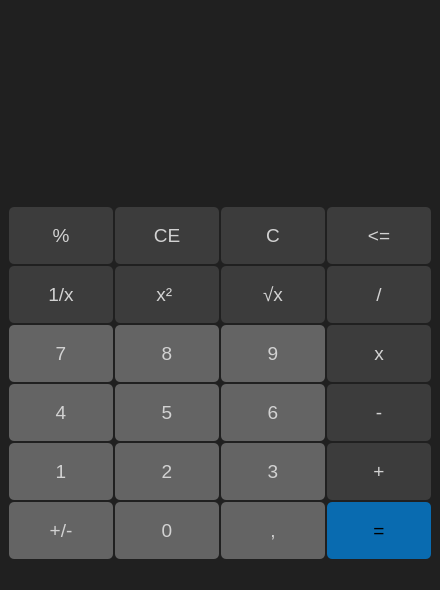
First picture: the form in 37-Qml/Calculator/Calculator.ui, repository danikdragon/SkillTask, before the edit.
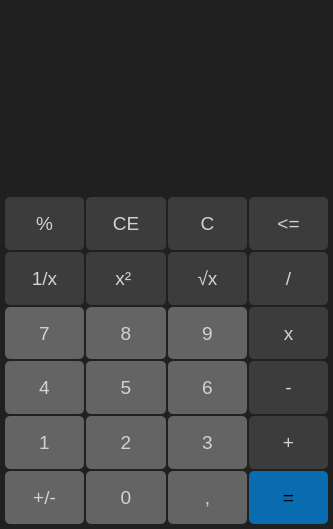
Second picture: the form after the edit.

The edit to the form file:
```diff
--- a/37-Qml/Calculator/Calculator.ui
+++ b/37-Qml/Calculator/Calculator.ui
@@ -2,12 +2,15 @@
 <ui version="4.0">
  <class>MainWindow</class>
  <widget class="QMainWindow" name="MainWindow">
+  <property name="enabled">
+   <bool>true</bool>
+  </property>
   <property name="geometry">
    <rect>
     <x>0</x>
     <y>0</y>
-    <width>440</width>
-    <height>590</height>
+    <width>333</width>
+    <height>529</height>
    </rect>
   </property>
   <property name="sizePolicy">
@@ -21,15 +24,46 @@
   </property>
   <property name="styleSheet">
    <string notr="true">background-color:rgb(32, 32, 32);
-color:rgb(210, 210, 210)</string>
+color:rgb(210, 210, 210);
+border: 0px;</string>
   </property>
   <property name="toolButtonStyle">
-   <enum>Qt::ToolButtonIconOnly</enum>
+   <enum>Qt::ToolButtonTextOnly</enum>
+  </property>
+  <property name="dockOptions">
+   <set>QMainWindow::AnimatedDocks</set>
   </property>
   <widget class="QWidget" name="centralwidget">
-   <layout class="QGridLayout" name="gridLayout_3">
-    <item row="0" column="0">
+   <layout class="QVBoxLayout" name="verticalLayout_2">
+    <property name="sizeConstraint">
+     <enum>QLayout::SetDefaultConstraint</enum>
+    </property>
+    <property name="leftMargin">
+     <number>5</number>
+    </property>
+    <property name="topMargin">
+     <number>5</number>
+    </property>
+    <property name="rightMargin">
+     <number>5</number>
+    </property>
+    <property name="bottomMargin">
+     <number>5</number>
+    </property>
+    <item>
      <layout class="QGridLayout" name="gridLayout_2">
+      <property name="sizeConstraint">
+       <enum>QLayout::SetNoConstraint</enum>
+      </property>
+      <property name="topMargin">
+       <number>0</number>
+      </property>
+      <property name="bottomMargin">
+       <number>0</number>
+      </property>
+      <property name="spacing">
+       <number>0</number>
+      </property>
       <item row="1" column="0">
        <layout class="QGridLayout" name="gridLayout">
         <property name="sizeConstraint">
@@ -39,13 +73,43 @@
          <number>2</number>
         </property>
         <item row="1" column="3">
-         <widget class="QPushButton" name="pushButton_20">
+         <widget class="QPushButton" name="pushButton_24">
           <property name="sizePolicy">
            <sizepolicy hsizetype="Minimum" vsizetype="Expanding">
             <horstretch>0</horstretch>
             <verstretch>0</verstretch>
            </sizepolicy>
           </property>
+          <property name="styleSheet">
+           <string notr="true">font: 14pt;
+background-color:rgb(60, 60, 60);
+border-radius: 5px;</string>
+          </property>
+          <property name="text">
+           <string>&lt;=</string>
+          </property>
+          <property name="autoExclusive">
+           <bool>false</bool>
+          </property>
+          <property name="autoDefault">
+           <bool>false</bool>
+          </property>
+          <property name="default">
+           <bool>false</bool>
+          </property>
+          <property name="flat">
+           <bool>false</bool>
+          </property>
+         </widget>
+        </item>
+        <item row="3" column="1">
+         <widget class="QPushButton" name="pushButton_11">
+          <property name="sizePolicy">
+           <sizepolicy hsizetype="Minimum" vsizetype="Expanding">
+            <horstretch>0</horstretch>
+            <verstretch>0</verstretch>
+           </sizepolicy>
+          </property>
           <property name="font">
            <font>
             <family>MS Shell Dlg 2</family>
@@ -57,11 +121,53 @@
           </property>
           <property name="styleSheet">
            <string notr="true">font: 14pt;
+background-color:rgb(100, 100, 100);
+border-radius: 5px;</string>
+          </property>
+          <property name="text">
+           <string>8</string>
+          </property>
+          <property name="autoExclusive">
+           <bool>false</bool>
+          </property>
+          <property name="autoDefault">
+           <bool>false</bool>
+          </property>
+          <property name="default">
+           <bool>false</bool>
+          </property>
+          <property name="flat">
+           <bool>false</bool>
+          </property>
+         </widget>
+        </item>
+        <item row="1" column="2">
+         <widget class="QPushButton" name="pushButton_19">
+          <property name="enabled">
+           <bool>true</bool>
+          </property>
+          <property name="sizePolicy">
+           <sizepolicy hsizetype="Minimum" vsizetype="Expanding">
+            <horstretch>0</horstretch>
+            <verstretch>0</verstretch>
+           </sizepolicy>
+          </property>
+          <property name="font">
+           <font>
+            <family>MS Shell Dlg 2</family>
+            <pointsize>14</pointsize>
+            <weight>50</weight>
+            <italic>false</italic>
+            <bold>false</bold>
+           </font>
+          </property>
+          <property name="styleSheet">
+           <string notr="true">font: 14pt;
 background-color:rgb(60, 60, 60);
 border-radius: 5px;</string>
           </property>
           <property name="text">
-           <string>/</string>
+           <string>C</string>
           </property>
           <property name="autoExclusive">
            <bool>false</bool>
@@ -77,7 +183,7 @@
           </property>
          </widget>
         </item>
-        <item row="6" column="3">
+        <item row="7" column="3">
          <widget class="QPushButton" name="pushButton_16">
           <property name="sizePolicy">
            <sizepolicy hsizetype="Minimum" vsizetype="Expanding">
@@ -118,14 +224,44 @@
           </property>
          </widget>
         </item>
-        <item row="2" column="1">
-         <widget class="QPushButton" name="pushButton_11">
+        <item row="2" column="2">
+         <widget class="QPushButton" name="pushButton_23">
           <property name="sizePolicy">
            <sizepolicy hsizetype="Minimum" vsizetype="Expanding">
             <horstretch>0</horstretch>
             <verstretch>0</verstretch>
            </sizepolicy>
           </property>
+          <property name="styleSheet">
+           <string notr="true">font: 14pt;
+background-color:rgb(60, 60, 60);
+border-radius: 5px;</string>
+          </property>
+          <property name="text">
+           <string>√x</string>
+          </property>
+          <property name="autoExclusive">
+           <bool>false</bool>
+          </property>
+          <property name="autoDefault">
+           <bool>false</bool>
+          </property>
+          <property name="default">
+           <bool>false</bool>
+          </property>
+          <property name="flat">
+           <bool>false</bool>
+          </property>
+         </widget>
+        </item>
+        <item row="1" column="1">
+         <widget class="QPushButton" name="pushButton_18">
+          <property name="sizePolicy">
+           <sizepolicy hsizetype="Minimum" vsizetype="Expanding">
+            <horstretch>0</horstretch>
+            <verstretch>0</verstretch>
+           </sizepolicy>
+          </property>
           <property name="font">
            <font>
             <family>MS Shell Dlg 2</family>
@@ -137,11 +273,11 @@
           </property>
           <property name="styleSheet">
            <string notr="true">font: 14pt;
-background-color:rgb(100, 100, 100);
+background-color:rgb(60, 60, 60);
 border-radius: 5px;</string>
           </property>
           <property name="text">
-           <string>8</string>
+           <string>CE</string>
           </property>
           <property name="autoExclusive">
            <bool>false</bool>
@@ -157,8 +293,8 @@
           </property>
          </widget>
         </item>
-        <item row="5" column="2">
-         <widget class="QPushButton" name="pushButton_8">
+        <item row="3" column="0">
+         <widget class="QPushButton" name="pushButton_10">
           <property name="sizePolicy">
            <sizepolicy hsizetype="Minimum" vsizetype="Expanding">
             <horstretch>0</horstretch>
@@ -180,7 +316,7 @@
 border-radius: 5px;</string>
           </property>
           <property name="text">
-           <string>3</string>
+           <string>7</string>
           </property>
           <property name="autoExclusive">
            <bool>false</bool>
@@ -196,8 +332,8 @@
           </property>
          </widget>
         </item>
-        <item row="6" column="0">
-         <widget class="QPushButton" name="pushButton">
+        <item row="1" column="0">
+         <widget class="QPushButton" name="pushButton_3">
           <property name="sizePolicy">
            <sizepolicy hsizetype="Minimum" vsizetype="Expanding">
             <horstretch>0</horstretch>
@@ -215,11 +351,11 @@
           </property>
           <property name="styleSheet">
            <string notr="true">font: 14pt;
-background-color:rgb(100, 100, 100);
+background-color:rgb(60, 60, 60);
 border-radius: 5px;</string>
           </property>
           <property name="text">
-           <string>+/-</string>
+           <string>%</string>
           </property>
           <property name="autoExclusive">
            <bool>false</bool>
@@ -235,7 +371,7 @@
           </property>
          </widget>
         </item>
-        <item row="2" column="3">
+        <item row="3" column="3">
          <widget class="QPushButton" name="pushButton_13">
           <property name="sizePolicy">
            <sizepolicy hsizetype="Minimum" vsizetype="Expanding">
@@ -274,8 +410,8 @@
           </property>
          </widget>
         </item>
-        <item row="6" column="2">
-         <widget class="QPushButton" name="pushButton_7">
+        <item row="5" column="1">
+         <widget class="QPushButton" name="pushButton_4">
           <property name="sizePolicy">
            <sizepolicy hsizetype="Minimum" vsizetype="Expanding">
             <horstretch>0</horstretch>
@@ -297,7 +433,7 @@
 border-radius: 5px;</string>
           </property>
           <property name="text">
-           <string>,</string>
+           <string>5</string>
           </property>
           <property name="autoExclusive">
            <bool>false</bool>
@@ -313,8 +449,8 @@
           </property>
          </widget>
         </item>
-        <item row="4" column="2">
-         <widget class="QPushButton" name="pushButton_9">
+        <item row="6" column="0">
+         <widget class="QPushButton" name="pushButton_2">
           <property name="sizePolicy">
            <sizepolicy hsizetype="Minimum" vsizetype="Expanding">
             <horstretch>0</horstretch>
@@ -336,7 +472,85 @@
 border-radius: 5px;</string>
           </property>
           <property name="text">
-           <string>6</string>
+           <string>1</string>
+          </property>
+          <property name="autoExclusive">
+           <bool>false</bool>
+          </property>
+          <property name="autoDefault">
+           <bool>false</bool>
+          </property>
+          <property name="default">
+           <bool>false</bool>
+          </property>
+          <property name="flat">
+           <bool>false</bool>
+          </property>
+         </widget>
+        </item>
+        <item row="5" column="0">
+         <widget class="QPushButton" name="pushButton_17">
+          <property name="sizePolicy">
+           <sizepolicy hsizetype="Minimum" vsizetype="Expanding">
+            <horstretch>0</horstretch>
+            <verstretch>0</verstretch>
+           </sizepolicy>
+          </property>
+          <property name="font">
+           <font>
+            <family>MS Shell Dlg 2</family>
+            <pointsize>14</pointsize>
+            <weight>50</weight>
+            <italic>false</italic>
+            <bold>false</bold>
+           </font>
+          </property>
+          <property name="styleSheet">
+           <string notr="true">font: 14pt;
+background-color:rgb(100, 100, 100);
+border-radius: 5px;</string>
+          </property>
+          <property name="text">
+           <string>4</string>
+          </property>
+          <property name="autoExclusive">
+           <bool>false</bool>
+          </property>
+          <property name="autoDefault">
+           <bool>false</bool>
+          </property>
+          <property name="default">
+           <bool>false</bool>
+          </property>
+          <property name="flat">
+           <bool>false</bool>
+          </property>
+         </widget>
+        </item>
+        <item row="3" column="2">
+         <widget class="QPushButton" name="pushButton_12">
+          <property name="sizePolicy">
+           <sizepolicy hsizetype="Minimum" vsizetype="Expanding">
+            <horstretch>0</horstretch>
+            <verstretch>0</verstretch>
+           </sizepolicy>
+          </property>
+          <property name="font">
+           <font>
+            <family>MS Shell Dlg 2</family>
+            <pointsize>14</pointsize>
+            <weight>50</weight>
+            <italic>false</italic>
+            <bold>false</bold>
+           </font>
+          </property>
+          <property name="styleSheet">
+           <string notr="true">font: 14pt;
+background-color:rgb(100, 100, 100);
+border-radius: 5px;</string>
+          </property>
+          <property name="text">
+           <string>9</string>
           </property>
           <property name="autoExclusive">
            <bool>false</bool>
@@ -353,6 +567,84 @@
          </widget>
         </item>
         <item row="6" column="1">
+         <widget class="QPushButton" name="pushButton_5">
+          <property name="sizePolicy">
+           <sizepolicy hsizetype="Minimum" vsizetype="Expanding">
+            <horstretch>0</horstretch>
+            <verstretch>0</verstretch>
+           </sizepolicy>
+          </property>
+          <property name="font">
+           <font>
+            <family>MS Shell Dlg 2</family>
+            <pointsize>14</pointsize>
+            <weight>50</weight>
+            <italic>false</italic>
+            <bold>false</bold>
+           </font>
+          </property>
+          <property name="styleSheet">
+           <string notr="true">font: 14pt;
+background-color:rgb(100, 100, 100);
+border-radius: 5px;</string>
+          </property>
+          <property name="text">
+           <string>2</string>
+          </property>
+          <property name="autoExclusive">
+           <bool>false</bool>
+          </property>
+          <property name="autoDefault">
+           <bool>false</bool>
+          </property>
+          <property name="default">
+           <bool>false</bool>
+          </property>
+          <property name="flat">
+           <bool>false</bool>
+          </property>
+         </widget>
+        </item>
+        <item row="6" column="2">
+         <widget class="QPushButton" name="pushButton_8">
+          <property name="sizePolicy">
+           <sizepolicy hsizetype="Minimum" vsizetype="Expanding">
+            <horstretch>0</horstretch>
+            <verstretch>0</verstretch>
+           </sizepolicy>
+          </property>
+          <property name="font">
+           <font>
+            <family>MS Shell Dlg 2</family>
+            <pointsize>14</pointsize>
+            <weight>50</weight>
+            <italic>false</italic>
+            <bold>false</bold>
+           </font>
+          </property>
+          <property name="styleSheet">
+           <string notr="true">font: 14pt;
+background-color:rgb(100, 100, 100);
+border-radius: 5px;</string>
+          </property>
+          <property name="text">
+           <string>3</string>
+          </property>
+          <property name="autoExclusive">
+           <bool>false</bool>
+          </property>
+          <property name="autoDefault">
+           <bool>false</bool>
+          </property>
+          <property name="default">
+           <bool>false</bool>
+          </property>
+          <property name="flat">
+           <bool>false</bool>
+          </property>
+         </widget>
+        </item>
+        <item row="7" column="1">
          <widget class="QPushButton" name="pushButton_6">
           <property name="sizePolicy">
            <sizepolicy hsizetype="Minimum" vsizetype="Expanding">
@@ -391,124 +683,7 @@
           </property>
          </widget>
         </item>
-        <item row="0" column="0">
-         <widget class="QPushButton" name="pushButton_3">
-          <property name="sizePolicy">
-           <sizepolicy hsizetype="Minimum" vsizetype="Expanding">
-            <horstretch>0</horstretch>
-            <verstretch>0</verstretch>
-           </sizepolicy>
-          </property>
-          <property name="font">
-           <font>
-            <family>MS Shell Dlg 2</family>
-            <pointsize>14</pointsize>
-            <weight>50</weight>
-            <italic>false</italic>
-            <bold>false</bold>
-           </font>
-          </property>
-          <property name="styleSheet">
-           <string notr="true">font: 14pt;
-background-color:rgb(60, 60, 60);
-border-radius: 5px;</string>
-          </property>
-          <property name="text">
-           <string>%</string>
-          </property>
-          <property name="autoExclusive">
-           <bool>false</bool>
-          </property>
-          <property name="autoDefault">
-           <bool>false</bool>
-          </property>
-          <property name="default">
-           <bool>false</bool>
-          </property>
-          <property name="flat">
-           <bool>false</bool>
-          </property>
-         </widget>
-        </item>
-        <item row="0" column="1">
-         <widget class="QPushButton" name="pushButton_18">
-          <property name="sizePolicy">
-           <sizepolicy hsizetype="Minimum" vsizetype="Expanding">
-            <horstretch>0</horstretch>
-            <verstretch>0</verstretch>
-           </sizepolicy>
-          </property>
-          <property name="font">
-           <font>
-            <family>MS Shell Dlg 2</family>
-            <pointsize>14</pointsize>
-            <weight>50</weight>
-            <italic>false</italic>
-            <bold>false</bold>
-           </font>
-          </property>
-          <property name="styleSheet">
-           <string notr="true">font: 14pt;
-background-color:rgb(60, 60, 60);
-border-radius: 5px;</string>
-          </property>
-          <property name="text">
-           <string>CE</string>
-          </property>
-          <property name="autoExclusive">
-           <bool>false</bool>
-          </property>
-          <property name="autoDefault">
-           <bool>false</bool>
-          </property>
-          <property name="default">
-           <bool>false</bool>
-          </property>
-          <property name="flat">
-           <bool>false</bool>
-          </property>
-         </widget>
-        </item>
-        <item row="4" column="0">
-         <widget class="QPushButton" name="pushButton_17">
-          <property name="sizePolicy">
-           <sizepolicy hsizetype="Minimum" vsizetype="Expanding">
-            <horstretch>0</horstretch>
-            <verstretch>0</verstretch>
-           </sizepolicy>
-          </property>
-          <property name="font">
-           <font>
-            <family>MS Shell Dlg 2</family>
-            <pointsize>14</pointsize>
-            <weight>50</weight>
-            <italic>false</italic>
-            <bold>false</bold>
-           </font>
-          </property>
-          <property name="styleSheet">
-           <string notr="true">font: 14pt;
-background-color:rgb(100, 100, 100);
-border-radius: 5px;</string>
-          </property>
-          <property name="text">
-           <string>4</string>
-          </property>
-          <property name="autoExclusive">
-           <bool>false</bool>
-          </property>
-          <property name="autoDefault">
-           <bool>false</bool>
-          </property>
-          <property name="default">
-           <bool>false</bool>
-          </property>
-          <property name="flat">
-           <bool>false</bool>
-          </property>
-         </widget>
-        </item>
-        <item row="5" column="3">
+        <item row="6" column="3">
          <widget class="QPushButton" name="pushButton_15">
           <property name="sizePolicy">
            <sizepolicy hsizetype="Minimum" vsizetype="Expanding">
@@ -547,88 +722,7 @@
           </property>
          </widget>
         </item>
-        <item row="0" column="2">
-         <widget class="QPushButton" name="pushButton_19">
-          <property name="enabled">
-           <bool>true</bool>
-          </property>
-          <property name="sizePolicy">
-           <sizepolicy hsizetype="Minimum" vsizetype="Expanding">
-            <horstretch>0</horstretch>
-            <verstretch>0</verstretch>
-           </sizepolicy>
-          </property>
-          <property name="font">
-           <font>
-            <family>MS Shell Dlg 2</family>
-            <pointsize>14</pointsize>
-            <weight>50</weight>
-            <italic>false</italic>
-            <bold>false</bold>
-           </font>
-          </property>
-          <property name="styleSheet">
-           <string notr="true">font: 14pt;
-background-color:rgb(60, 60, 60);
-border-radius: 5px;</string>
-          </property>
-          <property name="text">
-           <string>C</string>
-          </property>
-          <property name="autoExclusive">
-           <bool>false</bool>
-          </property>
-          <property name="autoDefault">
-           <bool>false</bool>
-          </property>
-          <property name="default">
-           <bool>false</bool>
-          </property>
-          <property name="flat">
-           <bool>false</bool>
-          </property>
-         </widget>
-        </item>
-        <item row="5" column="0">
-         <widget class="QPushButton" name="pushButton_2">
-          <property name="sizePolicy">
-           <sizepolicy hsizetype="Minimum" vsizetype="Expanding">
-            <horstretch>0</horstretch>
-            <verstretch>0</verstretch>
-           </sizepolicy>
-          </property>
-          <property name="font">
-           <font>
-            <family>MS Shell Dlg 2</family>
-            <pointsize>14</pointsize>
-            <weight>50</weight>
-            <italic>false</italic>
-            <bold>false</bold>
-           </font>
-          </property>
-          <property name="styleSheet">
-           <string notr="true">font: 14pt;
-background-color:rgb(100, 100, 100);
-border-radius: 5px;</string>
-          </property>
-          <property name="text">
-           <string>1</string>
-          </property>
-          <property name="autoExclusive">
-           <bool>false</bool>
-          </property>
-          <property name="autoDefault">
-           <bool>false</bool>
-          </property>
-          <property name="default">
-           <bool>false</bool>
-          </property>
-          <property name="flat">
-           <bool>false</bool>
-          </property>
-         </widget>
-        </item>
-        <item row="4" column="3">
+        <item row="5" column="3">
          <widget class="QPushButton" name="pushButton_14">
           <property name="sizePolicy">
            <sizepolicy hsizetype="Minimum" vsizetype="Expanding">
@@ -667,21 +761,30 @@
           </property>
          </widget>
         </item>
-        <item row="1" column="1">
-         <widget class="QPushButton" name="pushButton_22">
+        <item row="7" column="0">
+         <widget class="QPushButton" name="pushButton">
           <property name="sizePolicy">
            <sizepolicy hsizetype="Minimum" vsizetype="Expanding">
             <horstretch>0</horstretch>
             <verstretch>0</verstretch>
            </sizepolicy>
           </property>
+          <property name="font">
+           <font>
+            <family>MS Shell Dlg 2</family>
+            <pointsize>14</pointsize>
+            <weight>50</weight>
+            <italic>false</italic>
+            <bold>false</bold>
+           </font>
+          </property>
           <property name="styleSheet">
            <string notr="true">font: 14pt;
-background-color:rgb(60, 60, 60);
+background-color:rgb(100, 100, 100);
 border-radius: 5px;</string>
           </property>
           <property name="text">
-           <string>x² </string>
+           <string>+/-</string>
           </property>
           <property name="autoExclusive">
            <bool>false</bool>
@@ -697,7 +800,46 @@
           </property>
          </widget>
         </item>
-        <item row="1" column="0">
+        <item row="7" column="2">
+         <widget class="QPushButton" name="pushButton_7">
+          <property name="sizePolicy">
+           <sizepolicy hsizetype="Minimum" vsizetype="Expanding">
+            <horstretch>0</horstretch>
+            <verstretch>0</verstretch>
+           </sizepolicy>
+          </property>
+          <property name="font">
+           <font>
+            <family>MS Shell Dlg 2</family>
+            <pointsize>14</pointsize>
+            <weight>50</weight>
+            <italic>false</italic>
+            <bold>false</bold>
+           </font>
+          </property>
+          <property name="styleSheet">
+           <string notr="true">font: 14pt;
+background-color:rgb(100, 100, 100);
+border-radius: 5px;</string>
+          </property>
+          <property name="text">
+           <string>,</string>
+          </property>
+          <property name="autoExclusive">
+           <bool>false</bool>
+          </property>
+          <property name="autoDefault">
+           <bool>false</bool>
+          </property>
+          <property name="default">
+           <bool>false</bool>
+          </property>
+          <property name="flat">
+           <bool>false</bool>
+          </property>
+         </widget>
+        </item>
+        <item row="2" column="0">
          <widget class="QPushButton" name="pushButton_21">
           <property name="sizePolicy">
            <sizepolicy hsizetype="Minimum" vsizetype="Expanding">
@@ -727,8 +869,8 @@
           </property>
          </widget>
         </item>
-        <item row="0" column="3">
-         <widget class="QPushButton" name="pushButton_24">
+        <item row="2" column="1">
+         <widget class="QPushButton" name="pushButton_22">
           <property name="sizePolicy">
            <sizepolicy hsizetype="Minimum" vsizetype="Expanding">
             <horstretch>0</horstretch>
@@ -741,7 +883,7 @@
 border-radius: 5px;</string>
           </property>
           <property name="text">
-           <string>&lt;=</string>
+           <string>x² </string>
           </property>
           <property name="autoExclusive">
            <bool>false</bool>
@@ -757,8 +899,8 @@
           </property>
          </widget>
         </item>
-        <item row="5" column="1">
-         <widget class="QPushButton" name="pushButton_5">
+        <item row="5" column="2">
+         <widget class="QPushButton" name="pushButton_9">
           <property name="sizePolicy">
            <sizepolicy hsizetype="Minimum" vsizetype="Expanding">
             <horstretch>0</horstretch>
@@ -780,7 +922,7 @@
 border-radius: 5px;</string>
           </property>
           <property name="text">
-           <string>2</string>
+           <string>6</string>
           </property>
           <property name="autoExclusive">
            <bool>false</bool>
@@ -796,8 +938,8 @@
           </property>
          </widget>
         </item>
-        <item row="2" column="2">
-         <widget class="QPushButton" name="pushButton_12">
+        <item row="2" column="3">
+         <widget class="QPushButton" name="pushButton_20">
           <property name="sizePolicy">
            <sizepolicy hsizetype="Minimum" vsizetype="Expanding">
             <horstretch>0</horstretch>
@@ -815,119 +957,11 @@
           </property>
           <property name="styleSheet">
            <string notr="true">font: 14pt;
-background-color:rgb(100, 100, 100);
-border-radius: 5px;</string>
-          </property>
-          <property name="text">
-           <string>9</string>
-          </property>
-          <property name="autoExclusive">
-           <bool>false</bool>
-          </property>
-          <property name="autoDefault">
-           <bool>false</bool>
-          </property>
-          <property name="default">
-           <bool>false</bool>
-          </property>
-          <property name="flat">
-           <bool>false</bool>
-          </property>
-         </widget>
-        </item>
-        <item row="4" column="1">
-         <widget class="QPushButton" name="pushButton_4">
-          <property name="sizePolicy">
-           <sizepolicy hsizetype="Minimum" vsizetype="Expanding">
-            <horstretch>0</horstretch>
-            <verstretch>0</verstretch>
-           </sizepolicy>
-          </property>
-          <property name="font">
-           <font>
-            <family>MS Shell Dlg 2</family>
-            <pointsize>14</pointsize>
-            <weight>50</weight>
-            <italic>false</italic>
-            <bold>false</bold>
-           </font>
-          </property>
-          <property name="styleSheet">
-           <string notr="true">font: 14pt;
-background-color:rgb(100, 100, 100);
-border-radius: 5px;</string>
-          </property>
-          <property name="text">
-           <string>5</string>
-          </property>
-          <property name="autoExclusive">
-           <bool>false</bool>
-          </property>
-          <property name="autoDefault">
-           <bool>false</bool>
-          </property>
-          <property name="default">
-           <bool>false</bool>
-          </property>
-          <property name="flat">
-           <bool>false</bool>
-          </property>
-         </widget>
-        </item>
-        <item row="1" column="2">
-         <widget class="QPushButton" name="pushButton_23">
-          <property name="sizePolicy">
-           <sizepolicy hsizetype="Minimum" vsizetype="Expanding">
-            <horstretch>0</horstretch>
-            <verstretch>0</verstretch>
-           </sizepolicy>
-          </property>
-          <property name="styleSheet">
-           <string notr="true">font: 14pt;
 background-color:rgb(60, 60, 60);
 border-radius: 5px;</string>
           </property>
           <property name="text">
-           <string>√x</string>
-          </property>
-          <property name="autoExclusive">
-           <bool>false</bool>
-          </property>
-          <property name="autoDefault">
-           <bool>false</bool>
-          </property>
-          <property name="default">
-           <bool>false</bool>
-          </property>
-          <property name="flat">
-           <bool>false</bool>
-          </property>
-         </widget>
-        </item>
-        <item row="2" column="0">
-         <widget class="QPushButton" name="pushButton_10">
-          <property name="sizePolicy">
-           <sizepolicy hsizetype="Minimum" vsizetype="Expanding">
-            <horstretch>0</horstretch>
-            <verstretch>0</verstretch>
-           </sizepolicy>
-          </property>
-          <property name="font">
-           <font>
-            <family>MS Shell Dlg 2</family>
-            <pointsize>14</pointsize>
-            <weight>50</weight>
-            <italic>false</italic>
-            <bold>false</bold>
-           </font>
-          </property>
-          <property name="styleSheet">
-           <string notr="true">font: 14pt;
-background-color:rgb(100, 100, 100);
-border-radius: 5px;</string>
-          </property>
-          <property name="text">
-           <string>7</string>
+           <string>/</string>
           </property>
           <property name="autoExclusive">
            <bool>false</bool>
@@ -977,7 +1011,6 @@
     </item>
    </layout>
   </widget>
-  <widget class="QStatusBar" name="statusbar"/>
  </widget>
  <resources/>
  <connections>
```
Left out of the diff: 15 changed lines with no effect on the pictures.
